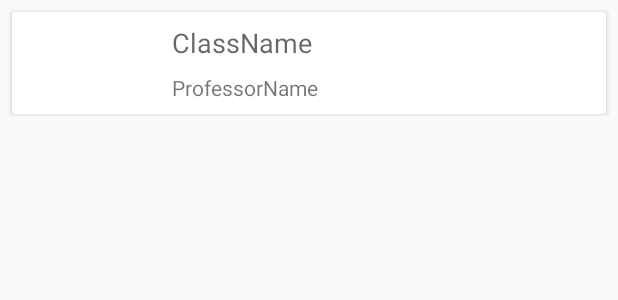
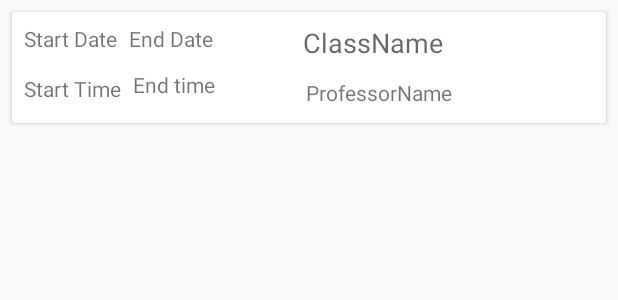
Before and after one commit to brendancohen/gatorcalendar, an Android app: the layout row_view.xml on its own in the app's theme, with its tools: preview values and no code run, on a phone screen of 412 x 824 dp. Shown: the top 300 px of the screen. Run offline under Robolectric (Android 15) with nearby library versions, the phone set to English and light mode, and no system bars.

Commit message:
Figured out bug where hour and time were not being correctly stored into object

```diff
--- a/app/src/main/java/com/group18/app/calendar/DatePickerFragment.java
+++ b/app/src/main/java/com/group18/app/calendar/DatePickerFragment.java
@@ -30,7 +30,7 @@ public class DatePickerFragment extends DialogFragment {
     private DatePicker mDatePicker;
 
     //create a newInstance of DatePicker, called by addClassFragment, calendar is given as an argument by caller
-    public static DatePickerFragment newInstance(Calendar calendar,String StartorEnd){
+    public static DatePickerFragment newInstance(Calendar calendar, String StartorEnd){
      Bundle args = new Bundle();
      if(StartorEnd.equals("Start")) {
          args.putString(ARG_DATE, ARG_DATE_START);
--- a/app/src/main/java/com/group18/app/calendar/TimePickerFragment.java
+++ b/app/src/main/java/com/group18/app/calendar/TimePickerFragment.java
@@ -9,6 +9,7 @@ import android.support.annotation.NonNull;
 import android.support.v4.app.DialogFragment;
 import android.app.TimePickerDialog;
 import android.text.format.DateFormat;
+import android.util.Log;
 import android.widget.TimePicker;
 import java.util.Calendar;
 
@@ -18,8 +19,8 @@ import java.util.Calendar;
 
 public class TimePickerFragment extends DialogFragment implements TimePickerDialog.OnTimeSetListener {
 
-    public static final String EXTRA_TIME_HOUR = "com.group18.app.calendar.TimePickerFragment.start";
-    public static final String EXTRA_TIME_MINUTE= "com.group18.app.calendar.TimePickerFragment.start";
+    public static final String EXTRA_TIME_HOUR = "com.group18.app.calendar.TimePickerFragment.hour";
+    public static final String EXTRA_TIME_MINUTE= "com.group18.app.calendar.TimePickerFragment.minute";
 
     @NonNull
     @Override
--- a/app/src/main/res/layout/row_view.xml
+++ b/app/src/main/res/layout/row_view.xml
@@ -17,8 +17,8 @@
 
         <TextView
             android:id="@+id/ProfessorName"
-            android:layout_width="281dp"
-            android:layout_height="wrap_content"
+            android:layout_width="192dp"
+            android:layout_height="22dp"
             android:layout_marginBottom="8dp"
             android:layout_marginEnd="8dp"
             android:layout_marginTop="8dp"
@@ -29,8 +29,8 @@
 
         <TextView
             android:id="@+id/ClassName"
-            android:layout_width="281dp"
-            android:layout_height="wrap_content"
+            android:layout_width="194dp"
+            android:layout_height="28dp"
             android:layout_marginEnd="8dp"
             android:layout_marginTop="8dp"
             android:text="ClassName"
@@ -38,6 +38,48 @@
             app:layout_constraintEnd_toEndOf="parent"
             app:layout_constraintTop_toTopOf="parent" />
 
+        <TextView
+            android:id="@+id/date_start"
+            android:layout_width="wrap_content"
+            android:layout_height="wrap_content"
+            android:layout_marginStart="8dp"
+            android:layout_marginTop="8dp"
+            android:text="Start Date"
+            app:layout_constraintStart_toStartOf="parent"
+            app:layout_constraintTop_toTopOf="parent" />
+
+        <TextView
+            android:id="@+id/date_end"
+            android:layout_width="wrap_content"
+            android:layout_height="wrap_content"
+            android:layout_marginStart="8dp"
+            android:layout_marginTop="8dp"
+            android:text="End Date"
+            app:layout_constraintStart_toEndOf="@+id/date_start"
+            app:layout_constraintTop_toTopOf="parent" />
+
+        <TextView
+            android:id="@+id/time_start"
+            android:layout_width="wrap_content"
+            android:layout_height="wrap_content"
+            android:layout_marginBottom="8dp"
+            android:layout_marginStart="8dp"
+            android:layout_marginTop="8dp"
+            android:text="Start Time"
+            app:layout_constraintBottom_toBottomOf="parent"
+            app:layout_constraintStart_toStartOf="parent"
+            app:layout_constraintTop_toBottomOf="@+id/date_start" />
+
+        <TextView
+            android:id="@+id/time_end"
+            android:layout_width="wrap_content"
+            android:layout_height="wrap_content"
+            android:layout_marginBottom="16dp"
+            android:layout_marginStart="8dp"
+            android:text="End time"
+            app:layout_constraintBottom_toBottomOf="parent"
+            app:layout_constraintStart_toEndOf="@+id/time_start" />
+
     </android.support.constraint.ConstraintLayout>
 
 </android.support.v7.widget.CardView>
```
Also changed, not shown: app/src/main/java/com/group18/app/calendar/CommitmentsAdapter.java (+10 -0 lines), app/src/main/java/com/group18/app/calendar/addClassFragment.java (+8 -5 lines).
